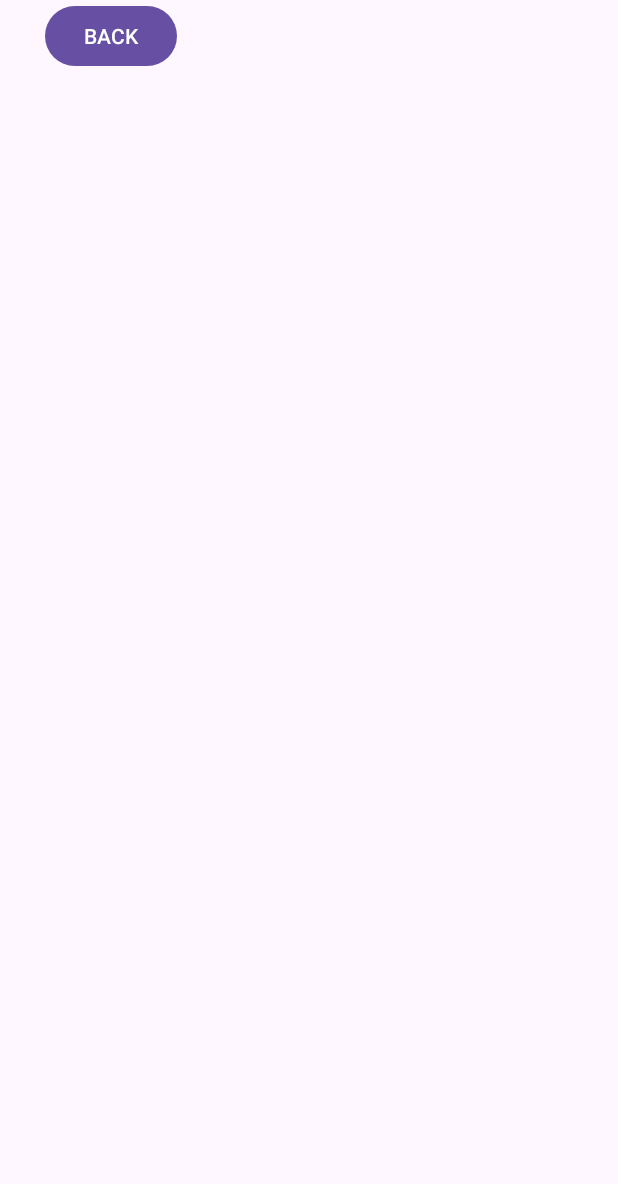
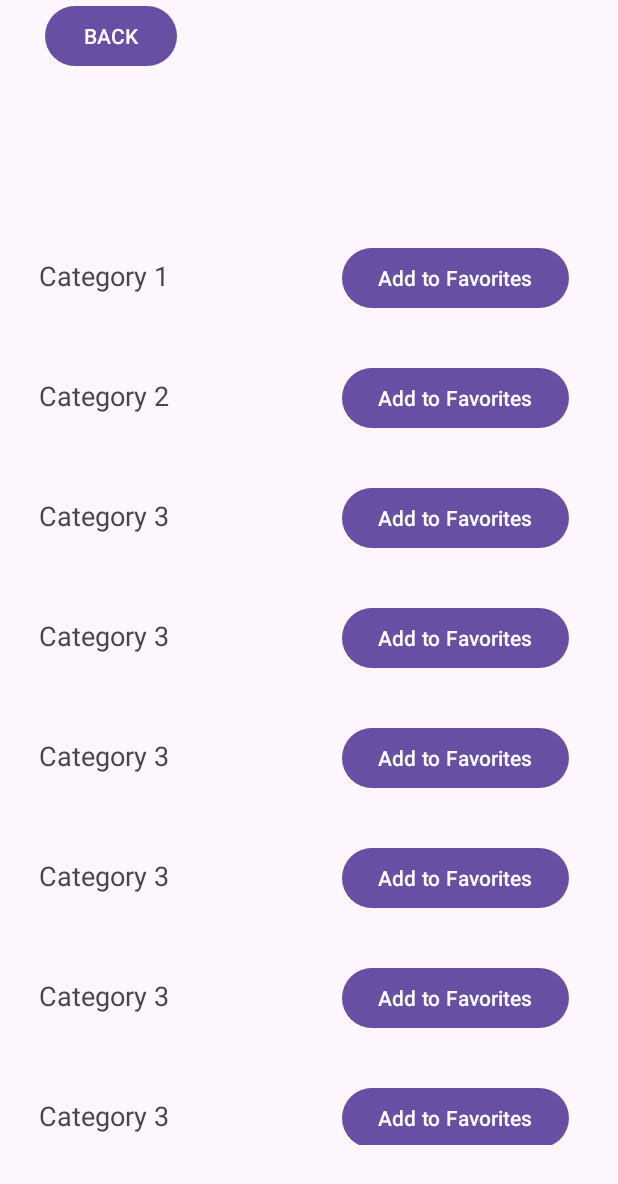
Before and after one commit to silvermk1/DAM_G1_Aplication, an Android app: the CategoryActivity screen opened directly, with no data from a screen before it, on a phone screen of 412 x 824 dp. Shown: the top 1184 px of the screen. Run offline under Robolectric (Android 15) with nearby library versions, the phone set to English and light mode, and no system bars.

Commit message:
Añadida lista de categorias a la actividad correspondiente y creada las actividades faltantes.

```diff
--- a/app/src/main/java/com/example/dam_g1_aplication/Mainclasses/CategoryActivity.kt
+++ b/app/src/main/java/com/example/dam_g1_aplication/Mainclasses/CategoryActivity.kt
@@ -1,30 +1,44 @@
 package com.example.dam_g1_aplication.Mainclasses
 
+import android.os.Bundle
 import android.content.Intent
-import android.os.Bundle
 import android.widget.Button
 import androidx.activity.enableEdgeToEdge
 import androidx.appcompat.app.AppCompatActivity
-import androidx.core.view.ViewCompat
-import androidx.core.view.WindowInsetsCompat
+import androidx.recyclerview.widget.LinearLayoutManager
+import androidx.recyclerview.widget.RecyclerView
 import com.example.dam_g1_aplication.R
 
 class CategoryActivity : AppCompatActivity() {
+
+    private lateinit var recyclerView: RecyclerView
+    private val categories = mutableListOf("Category 1", "Category 2", "Category 3", "Category 3", "Category 3", "Category 3", "Category 3", "Category 3", "Category 3", "Category 3", "Category 3", "Category 3", "Category 3", "Category 3" ) // Lista de categorías
+    private val favorites = mutableListOf<String>() // Lista de favoritos
+
     override fun onCreate(savedInstanceState: Bundle?) {
         super.onCreate(savedInstanceState)
         enableEdgeToEdge()
         setContentView(R.layout.activity_category)
-//        ViewCompat.setOnApplyWindowInsetsListener(findViewById(R.id.main)) { v, insets ->
-//            val systemBars = insets.getInsets(WindowInsetsCompat.Type.systemBars())
-//            v.setPadding(systemBars.left, systemBars.top, systemBars.right, systemBars.bottom)
-//            insets
-//        }
+
+
         val backButton = findViewById<Button>(R.id.bBack)
-
         backButton.setOnClickListener {
             val intent = Intent(this, HomeActivity::class.java)
-            startActivity(intent) // Iniciar la nueva actividad
+            startActivity(intent)
+        }
 
+
+        recyclerView = findViewById(R.id.recycler_view)
+        recyclerView.layoutManager = LinearLayoutManager(this)
+
+
+        val adapter = CategoryAdapter(categories) { category ->
+
+            if (!favorites.contains(category)) {
+                favorites.add(category)
+                println("$category añadido a favoritos")
+            }
         }
+        recyclerView.adapter = adapter
     }
 }
--- a/app/src/main/java/com/example/dam_g1_aplication/Mainclasses/CategoryListAdapter.kt
+++ b/app/src/main/java/com/example/dam_g1_aplication/Mainclasses/CategoryListAdapter.kt
@@ -1,4 +1,38 @@
 package com.example.dam_g1_aplication.Mainclasses
 
-class CategoryListAdapter {
+import android.view.LayoutInflater
+import android.view.View
+import android.view.ViewGroup
+import android.widget.Button
+import android.widget.TextView
+import androidx.recyclerview.widget.RecyclerView
+import com.example.dam_g1_aplication.R
+
+class CategoryAdapter(
+    private val categories: List<String>,
+    private val onFavoriteClick: (String) -> Unit
+) : RecyclerView.Adapter<CategoryAdapter.CategoryViewHolder>() {
+
+    class CategoryViewHolder(view: View) : RecyclerView.ViewHolder(view) {
+        val categoryText: TextView = view.findViewById(R.id.tCategory)
+        val favButton: Button = view.findViewById(R.id.bFav)
+    }
+
+    override fun onCreateViewHolder(parent: ViewGroup, viewType: Int): CategoryViewHolder {
+        val view = LayoutInflater.from(parent.context)
+            .inflate(R.layout.item_category, parent, false)
+        return CategoryViewHolder(view)
+    }
+
+    override fun onBindViewHolder(holder: CategoryViewHolder, position: Int) {
+        val category = categories[position]
+        holder.categoryText.text = category
+
+
+        holder.favButton.setOnClickListener {
+            onFavoriteClick(category)
+        }
+    }
+
+    override fun getItemCount() = categories.size
 }
--- a/app/src/main/res/layout/item_category.xml
+++ b/app/src/main/res/layout/item_category.xml
@@ -7,7 +7,7 @@
     android:padding="16dp">
 
     <TextView
-        android:id="@+id/item_text"
+        android:id="@+id/tCategory"
         android:layout_width="0dp"
         android:layout_height="wrap_content"
         android:layout_weight="1"
@@ -15,7 +15,7 @@
         android:textSize="18sp" />
 
     <Button
-        android:id="@+id/fav_button"
+        android:id="@+id/bFav"
         android:layout_width="wrap_content"
         android:layout_height="wrap_content"
         android:text="Add to Favorites" />
```
Also changed, not shown: app/src/main/AndroidManifest.xml (+14 -8 lines), app/src/main/java/com/example/dam_g1_aplication/Mainclasses/LoginActivity.kt (added, +17 -0 lines), app/src/main/java/com/example/dam_g1_aplication/Mainclasses/ProfileActivity.kt (added, +17 -0 lines), app/src/main/java/com/example/dam_g1_aplication/Mainclasses/RegisterActivity.kt (added, +17 -0 lines), app/src/main/res/layout/activity_login.xml (added, +10 -0 lines), app/src/main/res/layout/activity_profile.xml (added, +10 -0 lines), app/src/main/res/layout/activity_register.xml (added, +10 -0 lines).
